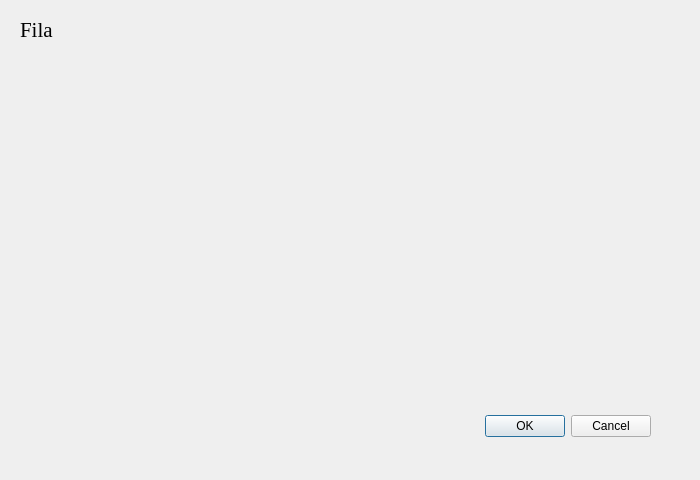
The window that forms/fila.ui (Marrquito/ProjetoFinalED) describes before a commit, drawn with Qt 5.
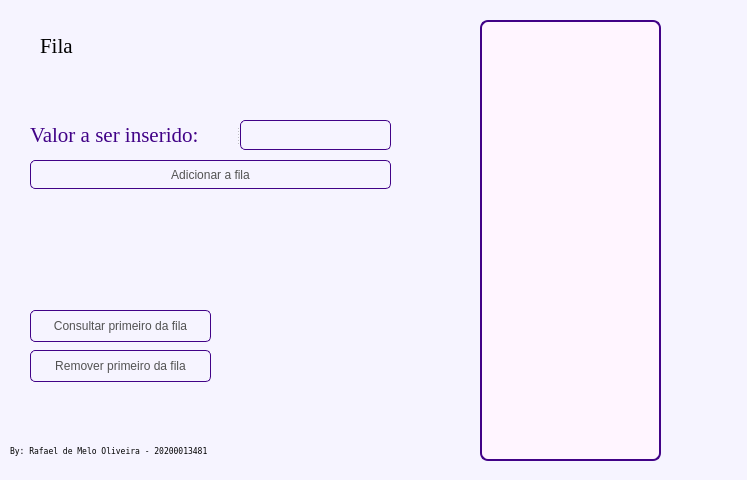
The same window after the commit.

Commit message: fila implementada

```diff
--- a/forms/fila.ui
+++ b/forms/fila.ui
@@ -6,36 +6,186 @@
    <rect>
     <x>0</x>
     <y>0</y>
-    <width>700</width>
+    <width>747</width>
     <height>480</height>
    </rect>
   </property>
   <property name="windowTitle">
    <string>Dialog</string>
   </property>
-  <widget class="QDialogButtonBox" name="buttonBox">
+  <property name="styleSheet">
+   <string notr="true">background: #f6f4ff;</string>
+  </property>
+  <widget class="QLabel" name="mostrar_fila">
    <property name="geometry">
     <rect>
-     <x>310</x>
-     <y>410</y>
-     <width>341</width>
-     <height>32</height>
-    </rect>
-   </property>
-   <property name="orientation">
-    <enum>Qt::Horizontal</enum>
-   </property>
-   <property name="standardButtons">
-    <set>QDialogButtonBox::Cancel|QDialogButtonBox::Ok</set>
-   </property>
-  </widget>
-  <widget class="QLabel" name="label">
-   <property name="geometry">
-    <rect>
-     <x>20</x>
+     <x>480</x>
      <y>20</y>
-     <width>63</width>
-     <height>20</height>
+     <width>181</width>
+     <height>441</height>
+    </rect>
+   </property>
+   <property name="font">
+    <font>
+     <family>Terminal</family>
+     <pointsize>11</pointsize>
+     <bold>true</bold>
+    </font>
+   </property>
+   <property name="styleSheet">
+    <string notr="true">border: 2px solid #410287;
+border-radius: 8px;
+padding: 0 10px;background: #fff5ff;</string>
+   </property>
+   <property name="text">
+    <string/>
+   </property>
+   <property name="alignment">
+    <set>Qt::AlignCenter</set>
+   </property>
+   <property name="wordWrap">
+    <bool>false</bool>
+   </property>
+  </widget>
+  <widget class="QLabel" name="label_3">
+   <property name="geometry">
+    <rect>
+     <x>10</x>
+     <y>420</y>
+     <width>451</width>
+     <height>61</height>
+    </rect>
+   </property>
+   <property name="font">
+    <font>
+     <family>Terminal</family>
+     <pointsize>6</pointsize>
+    </font>
+   </property>
+   <property name="text">
+    <string>By: Rafael de Melo Oliveira - 20200013481</string>
+   </property>
+  </widget>
+  <widget class="QPushButton" name="btnRemoverprimeiro">
+   <property name="geometry">
+    <rect>
+     <x>30</x>
+     <y>350</y>
+     <width>181</width>
+     <height>32</height>
+    </rect>
+   </property>
+   <property name="cursor">
+    <cursorShape>PointingHandCursor</cursorShape>
+   </property>
+   <property name="styleSheet">
+    <string notr="true">border: 1px solid #410287;
+border-radius: 5px;
+padding: 5px;
+outline: none;
+color: #525252;</string>
+   </property>
+   <property name="text">
+    <string>Remover primeiro da fila</string>
+   </property>
+  </widget>
+  <widget class="QPushButton" name="btnConsultarprimeiro">
+   <property name="geometry">
+    <rect>
+     <x>30</x>
+     <y>310</y>
+     <width>181</width>
+     <height>32</height>
+    </rect>
+   </property>
+   <property name="cursor">
+    <cursorShape>PointingHandCursor</cursorShape>
+   </property>
+   <property name="styleSheet">
+    <string notr="true">border: 1px solid #410287;
+border-radius: 5px;
+padding: 5px;
+outline: none;
+color: #525252;</string>
+   </property>
+   <property name="text">
+    <string>Consultar primeiro da fila</string>
+   </property>
+  </widget>
+  <widget class="QSplitter" name="splitter_3">
+   <property name="geometry">
+    <rect>
+     <x>30</x>
+     <y>120</y>
+     <width>361</width>
+     <height>30</height>
+    </rect>
+   </property>
+   <property name="orientation">
+    <enum>Qt::Horizontal</enum>
+   </property>
+   <widget class="QLabel" name="label_2">
+    <property name="font">
+     <font>
+      <family>Times New Roman</family>
+      <pointsize>16</pointsize>
+      <italic>false</italic>
+      <bold>false</bold>
+     </font>
+    </property>
+    <property name="styleSheet">
+     <string notr="true">color: #410287;</string>
+    </property>
+    <property name="text">
+     <string>Valor a ser inserido:</string>
+    </property>
+   </widget>
+   <widget class="QLineEdit" name="txt_valor_fila">
+    <property name="styleSheet">
+     <string notr="true">border: 1px solid #410287;
+border-radius: 5px;
+padding: 0 8px;
+outline: none;
+color: #525252;
+</string>
+    </property>
+   </widget>
+  </widget>
+  <widget class="QSplitter" name="splitter_4">
+   <property name="geometry">
+    <rect>
+     <x>30</x>
+     <y>160</y>
+     <width>361</width>
+     <height>29</height>
+    </rect>
+   </property>
+   <property name="orientation">
+    <enum>Qt::Horizontal</enum>
+   </property>
+   <widget class="QPushButton" name="btnAddFila">
+    <property name="cursor">
+     <cursorShape>PointingHandCursor</cursorShape>
+    </property>
+    <property name="styleSheet">
+     <string notr="true">border: 1px solid #410287;
+border-radius: 5px;
+padding: 5px;
+outline: none;
+color: #525252;</string>
+    </property>
+    <property name="text">
+     <string>Adicionar a fila</string>
+    </property>
+   </widget>
+  </widget>
+  <widget class="QLabel" name="label">
+   <property name="geometry">
+    <rect>
+     <x>40</x>
+     <y>10</y>
+     <width>101</width>
+     <height>71</height>
     </rect>
    </property>
    <property name="font">
```
Left out of the diff: 35 changed lines with no effect on the pictures. The commit also changes 2 other files.
